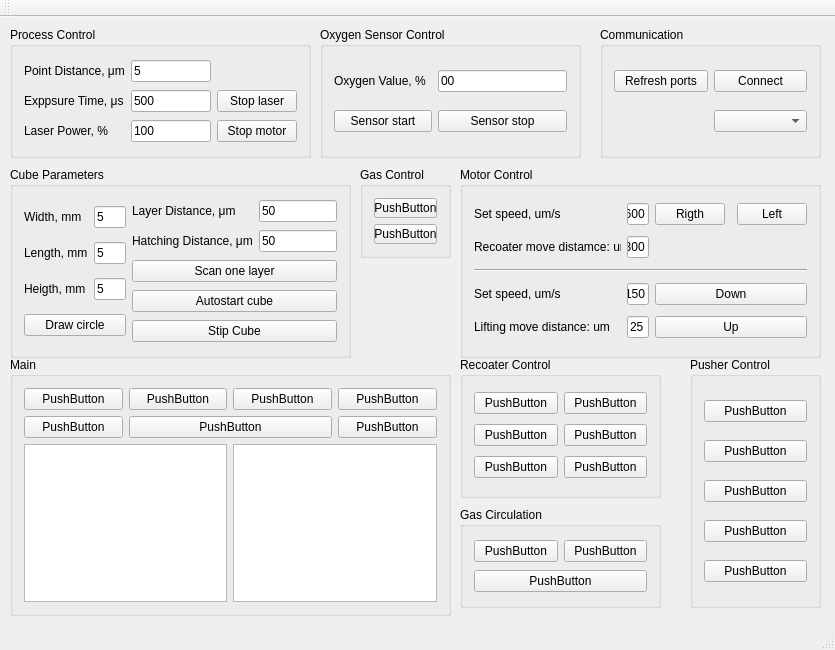
This is Happy3D/mainwindow.ui in Anaga/Happy3D-Qt as Qt 5 draws it before an edit. The edited form follows.
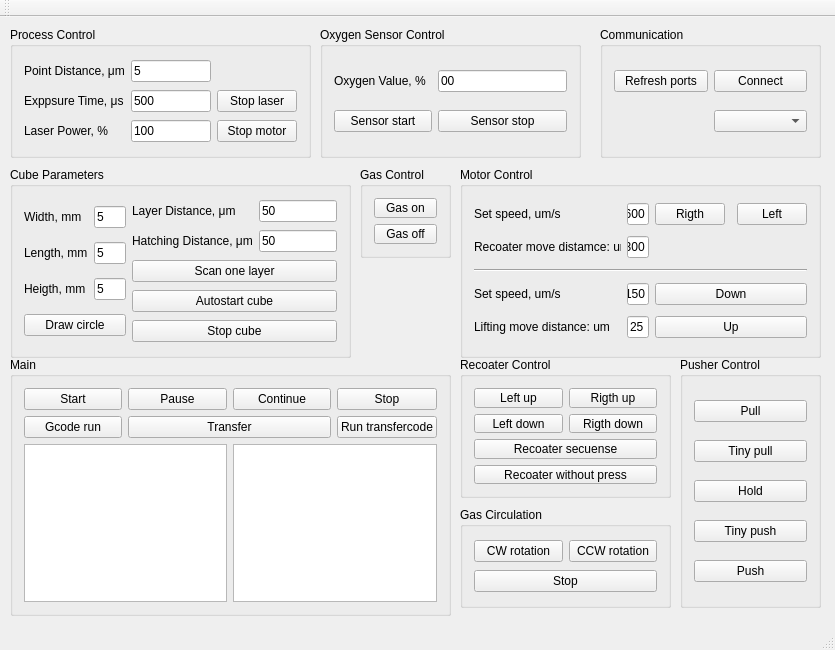
This is the edited form.

```diff
--- a/Happy3D/mainwindow.ui
+++ b/Happy3D/mainwindow.ui
@@ -295,7 +295,7 @@
        <item row="4" column="0" colspan="2">
         <widget class="QPushButton" name="pushButton_3">
          <property name="text">
-          <string>Stip Cube</string>
+          <string>Stop cube</string>
          </property>
         </widget>
        </item>
@@ -425,14 +425,14 @@
      <item>
       <widget class="QPushButton" name="pushButton">
        <property name="text">
-        <string>PushButton</string>
+        <string>Gas on</string>
        </property>
       </widget>
      </item>
      <item>
       <widget class="QPushButton" name="pushButton_5">
        <property name="text">
-        <string>PushButton</string>
+        <string>Gas off</string>
        </property>
       </widget>
      </item>
@@ -451,58 +451,58 @@
      <string>Main</string>
     </property>
     <layout class="QGridLayout" name="gridLayout_8">
-     <item row="0" column="0">
-      <widget class="QPushButton" name="pushButton_20">
-       <property name="text">
-        <string>PushButton</string>
-       </property>
-      </widget>
-     </item>
-     <item row="0" column="1">
-      <widget class="QPushButton" name="pushButton_21">
-       <property name="text">
-        <string>PushButton</string>
-       </property>
-      </widget>
-     </item>
-     <item row="0" column="2">
-      <widget class="QPushButton" name="pushButton_22">
-       <property name="text">
-        <string>PushButton</string>
-       </property>
-      </widget>
-     </item>
-     <item row="0" column="3">
-      <widget class="QPushButton" name="pushButton_23">
-       <property name="text">
-        <string>PushButton</string>
-       </property>
-      </widget>
-     </item>
-     <item row="1" column="0">
-      <widget class="QPushButton" name="pushButton_24">
-       <property name="text">
-        <string>PushButton</string>
-       </property>
-      </widget>
-     </item>
-     <item row="1" column="3">
-      <widget class="QPushButton" name="pushButton_25">
-       <property name="text">
-        <string>PushButton</string>
-       </property>
-      </widget>
-     </item>
      <item row="2" column="0" colspan="2">
       <widget class="QTextBrowser" name="textBrowser"/>
      </item>
+     <item row="0" column="3">
+      <widget class="QPushButton" name="pushButton_23">
+       <property name="text">
+        <string>Stop</string>
+       </property>
+      </widget>
+     </item>
      <item row="2" column="2" colspan="2">
       <widget class="QTextBrowser" name="textBrowser_2"/>
      </item>
+     <item row="0" column="1">
+      <widget class="QPushButton" name="pushButton_21">
+       <property name="text">
+        <string>Pause</string>
+       </property>
+      </widget>
+     </item>
      <item row="1" column="1" colspan="2">
       <widget class="QPushButton" name="pushButton_26">
        <property name="text">
-        <string>PushButton</string>
+        <string>Transfer</string>
+       </property>
+      </widget>
+     </item>
+     <item row="1" column="0">
+      <widget class="QPushButton" name="pushButton_24">
+       <property name="text">
+        <string>Gcode run</string>
+       </property>
+      </widget>
+     </item>
+     <item row="0" column="0">
+      <widget class="QPushButton" name="pushButton_20">
+       <property name="text">
+        <string>Start</string>
+       </property>
+      </widget>
+     </item>
+     <item row="1" column="3">
+      <widget class="QPushButton" name="pushButton_25">
+       <property name="text">
+        <string>Run transfercode</string>
+       </property>
+      </widget>
+     </item>
+     <item row="0" column="2">
+      <widget class="QPushButton" name="pushButton_22">
+       <property name="text">
+        <string>Continue</string>
        </property>
       </widget>
      </item>
@@ -511,9 +511,9 @@
    <widget class="QGroupBox" name="groupBox_PusherControl">
     <property name="geometry">
      <rect>
-      <x>690</x>
+      <x>680</x>
       <y>340</y>
-      <width>131</width>
+      <width>141</width>
       <height>251</height>
      </rect>
     </property>
@@ -524,35 +524,35 @@
      <item>
       <widget class="QPushButton" name="pushButton_15">
        <property name="text">
-        <string>PushButton</string>
+        <string>Pull</string>
        </property>
       </widget>
      </item>
      <item>
       <widget class="QPushButton" name="pushButton_19">
        <property name="text">
-        <string>PushButton</string>
+        <string>Tiny pull</string>
        </property>
       </widget>
      </item>
      <item>
       <widget class="QPushButton" name="pushButton_16">
        <property name="text">
-        <string>PushButton</string>
+        <string>Hold</string>
        </property>
       </widget>
      </item>
      <item>
       <widget class="QPushButton" name="pushButton_17">
        <property name="text">
-        <string>PushButton</string>
+        <string>Tiny push</string>
        </property>
       </widget>
      </item>
      <item>
       <widget class="QPushButton" name="pushButton_18">
        <property name="text">
-        <string>PushButton</string>
+        <string>Push</string>
        </property>
       </widget>
      </item>
@@ -563,7 +563,7 @@
      <rect>
       <x>460</x>
       <y>490</y>
-      <width>201</width>
+      <width>211</width>
       <height>101</height>
      </rect>
     </property>
@@ -574,21 +574,21 @@
      <item row="0" column="1">
       <widget class="QPushButton" name="pushButton_13">
        <property name="text">
-        <string>PushButton</string>
+        <string>CCW rotation</string>
        </property>
       </widget>
      </item>
      <item row="0" column="0">
       <widget class="QPushButton" name="pushButton_12">
        <property name="text">
-        <string>PushButton</string>
+        <string>CW rotation</string>
        </property>
       </widget>
      </item>
      <item row="1" column="0" colspan="2">
       <widget class="QPushButton" name="pushButton_14">
        <property name="text">
-        <string>PushButton</string>
+        <string>Stop</string>
        </property>
       </widget>
      </item>
@@ -599,7 +599,7 @@
      <rect>
       <x>460</x>
       <y>340</y>
-      <width>201</width>
+      <width>211</width>
       <height>141</height>
      </rect>
     </property>
@@ -607,45 +607,45 @@
      <string>Recoater Control</string>
     </property>
     <layout class="QGridLayout" name="gridLayout_6">
+     <item row="0" column="1">
+      <widget class="QPushButton" name="pushButton_7">
+       <property name="text">
+        <string>Rigth up</string>
+       </property>
+      </widget>
+     </item>
+     <item row="1" column="0">
+      <widget class="QPushButton" name="pushButton_8">
+       <property name="text">
+        <string>Left down</string>
+       </property>
+      </widget>
+     </item>
      <item row="1" column="1">
       <widget class="QPushButton" name="pushButton_9">
        <property name="text">
-        <string>PushButton</string>
+        <string>Rigth down</string>
        </property>
       </widget>
      </item>
      <item row="0" column="0">
       <widget class="QPushButton" name="pushButton_6">
        <property name="text">
-        <string>PushButton</string>
+        <string>Left up</string>
        </property>
       </widget>
      </item>
-     <item row="0" column="1">
-      <widget class="QPushButton" name="pushButton_7">
-       <property name="text">
-        <string>PushButton</string>
-       </property>
-      </widget>
-     </item>
-     <item row="1" column="0">
-      <widget class="QPushButton" name="pushButton_8">
-       <property name="text">
-        <string>PushButton</string>
-       </property>
-      </widget>
-     </item>
-     <item row="2" column="0">
+     <item row="2" column="0" colspan="2">
       <widget class="QPushButton" name="pushButton_10">
        <property name="text">
-        <string>PushButton</string>
+        <string>Recoater secuense</string>
        </property>
       </widget>
      </item>
-     <item row="2" column="1">
+     <item row="3" column="0" colspan="2">
       <widget class="QPushButton" name="pushButton_11">
        <property name="text">
-        <string>PushButton</string>
+        <string>Recoater without press</string>
        </property>
       </widget>
      </item>
```
Left out of the diff: 14 changed lines with no effect on the pictures.
